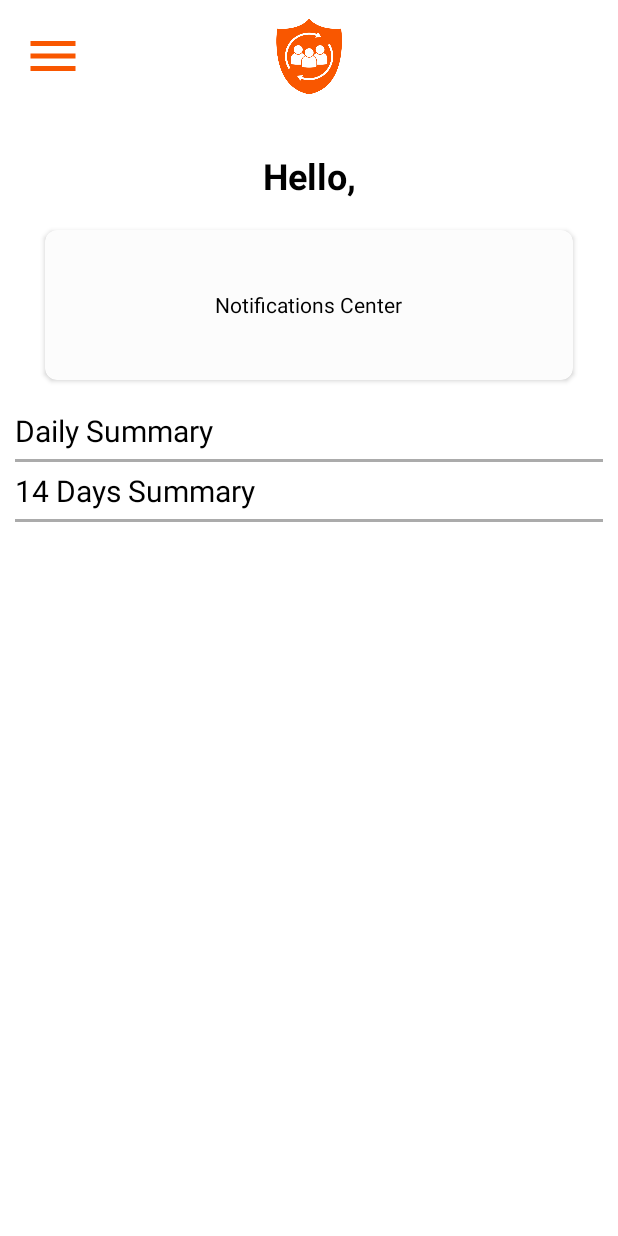
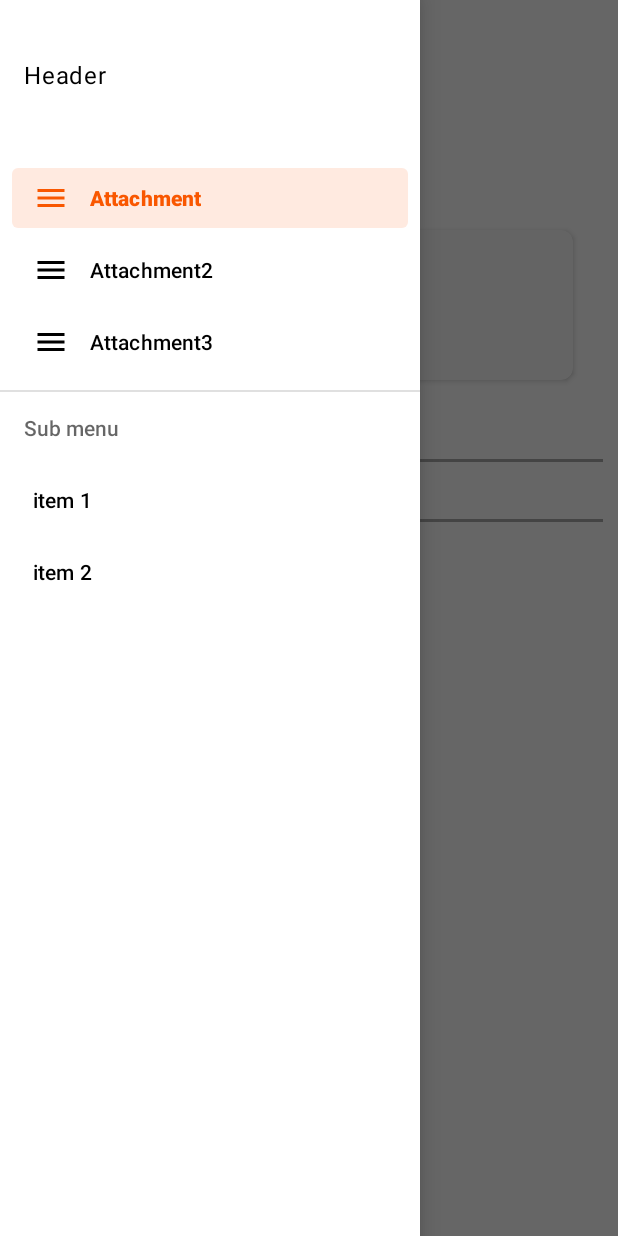
Before and after one commit to MishelK/wherewasi, an Android app: the fragment MainFragment placed in its activity, in the side drawer, after a tap on "Attachment2", on a phone screen of 412 x 824 dp. Run offline under Robolectric (Android 15) with nearby library versions, the light colour scheme and no system bars; libraries missing offline, so code that uses them is left out: br.com.simplepass; 3 statements that could not run were skipped.

Commit message:
move drawer to main activity

```diff
--- a/app/src/main/java/com/kdkvit/wherewasi/MainActivity.java
+++ b/app/src/main/java/com/kdkvit/wherewasi/MainActivity.java
@@ -1,9 +1,17 @@
 package com.kdkvit.wherewasi;
 
+import androidx.annotation.NonNull;
 import androidx.appcompat.app.AppCompatActivity;
+import androidx.core.view.GravityCompat;
+import androidx.drawerlayout.widget.DrawerLayout;
 
 import android.os.Bundle;
+import android.view.MenuItem;
+import android.view.View;
+import android.widget.ImageButton;
+import android.widget.Toast;
 
+import com.google.android.material.navigation.NavigationView;
 import com.kdkvit.wherewasi.fragments.MainFragment;
 import com.kdkvit.wherewasi.fragments.WelcomeFragment;
 import com.kdkvit.wherewasi.utils.SharedPreferencesUtils;
@@ -17,27 +25,70 @@ import static actions.actions.sendUserToBe;
 public class MainActivity extends AppCompatActivity {
 
     public static User user;
+    DrawerLayout drawerLayout;
+    NavigationView navigationView;
+    MainFragment mainFragment;
 
     @Override
     protected void onCreate(Bundle savedInstanceState) {
         super.onCreate(savedInstanceState);
         setContentView(R.layout.activity_main);
+
+
+        drawerLayout = (DrawerLayout) findViewById(R.id.drawer_layout);
+        navigationView = findViewById(R.id.navigation_view);
+
+
         //Init user from local storage
         user = SharedPreferencesUtils.getUser(this);
         if(user==null){ //User not exists -> welcome page
             WelcomeFragment welcomeFragment = new WelcomeFragment(name -> {
                 user = new User(name, UUID.randomUUID().toString());
                 sendUserToBe(MainActivity.this,user);
-                MainFragment mainFragment = new MainFragment();
-                getSupportFragmentManager().beginTransaction().replace(R.id.main_fragment_container, mainFragment).commit();
+                initLoggedInUser();
             });
             getSupportFragmentManager().beginTransaction().replace(R.id.main_fragment_container, welcomeFragment).commit();
+            drawerLayout.setEnabled(false);
+            navigationView.setEnabled(false);
+            navigationView.setVisibility(View.GONE);
+            drawerLayout.setDrawerLockMode(DrawerLayout.LOCK_MODE_LOCKED_CLOSED);
+
         }else{ //User exists -> Main Page
             if(user.getId() == 0) { //User want not created in DB
                 sendUserToBe(this, user);
             }
-            MainFragment mainFragment = new MainFragment();
-            getSupportFragmentManager().beginTransaction().replace(R.id.main_fragment_container, mainFragment).commit();
+            initLoggedInUser();
         }
+
+    }
+
+    private void initLoggedInUser() {
+
+        MainFragment mainFragment = new MainFragment();
+        getSupportFragmentManager().beginTransaction().replace(R.id.main_fragment_container, mainFragment).commit();
+
+        drawerLayout.setEnabled(true);
+        navigationView.setEnabled(true);
+        navigationView.setVisibility(View.VISIBLE);
+        drawerLayout.setDrawerLockMode(DrawerLayout.LOCK_MODE_UNLOCKED);
+
+//        ImageButton menuBtn = findViewById(R.id.menu_btn);
+//        menuBtn.setOnClickListener(new View.OnClickListener() {
+//            @Override
+//            public void onClick(View view) {
+//                drawerLayout.openDrawer(GravityCompat.START);
+//
+//            }
+//        });
+
+        navigationView.setNavigationItemSelectedListener(new NavigationView.OnNavigationItemSelectedListener() {
+            @Override
+            public boolean onNavigationItemSelected(@NonNull MenuItem item) {
+                item.setChecked(true);
+                drawerLayout.closeDrawer(GravityCompat.START);
+                Toast.makeText(MainActivity.this, "" + item.getTitle(), Toast.LENGTH_SHORT).show();
+                return true;
+            }
+        });
     }
 }
--- a/app/src/main/java/com/kdkvit/wherewasi/fragments/MainFragment.java
+++ b/app/src/main/java/com/kdkvit/wherewasi/fragments/MainFragment.java
@@ -23,9 +23,6 @@ import static com.kdkvit.wherewasi.MainActivity.user;
 
 public class MainFragment extends Fragment {
 
-    DrawerLayout drawerLayout;
-    NavigationView navigationView;
-
     private View rootView;
 
     public MainFragment() {
@@ -45,27 +42,6 @@ public class MainFragment extends Fragment {
         rootView = inflater.inflate(R.layout.fragment_main, container, false);
         TextView nameTV = rootView.findViewById(R.id.name_tv);
         nameTV.setText(getResources().getString(R.string.hello_name)+user.getName());
-        drawerLayout = (DrawerLayout) rootView.findViewById(R.id.drawer_layout);
-        navigationView = rootView.findViewById(R.id.navigation_view);
-
-        ImageButton menuBtn = rootView.findViewById(R.id.menu_btn);
-        menuBtn.setOnClickListener(new View.OnClickListener() {
-            @Override
-            public void onClick(View view) {
-                drawerLayout.openDrawer(GravityCompat.START);
-
-            }
-        });
-
-        navigationView.setNavigationItemSelectedListener(new NavigationView.OnNavigationItemSelectedListener() {
-            @Override
-            public boolean onNavigationItemSelected(@NonNull MenuItem item) {
-                item.setChecked(true);
-                drawerLayout.closeDrawer(GravityCompat.START);
-                Toast.makeText(getContext(), ""+item.getTitle(), Toast.LENGTH_SHORT).show();
-                return true;
-            }
-        });
 
         return rootView;
     }
--- a/app/src/main/res/layout/activity_main.xml
+++ b/app/src/main/res/layout/activity_main.xml
@@ -1,7 +1,12 @@
 <?xml version="1.0" encoding="utf-8"?>
-<LinearLayout xmlns:android="http://schemas.android.com/apk/res/android"
-    android:orientation="vertical" android:layout_width="match_parent"
-    android:layout_height="match_parent">
+<androidx.drawerlayout.widget.DrawerLayout xmlns:tools="http://schemas.android.com/tools"
+    xmlns:app="http://schemas.android.com/apk/res-auto"
+    xmlns:android="http://schemas.android.com/apk/res/android"
+    android:layout_height="match_parent"
+    android:layout_width="match_parent"
+    android:id="@+id/drawer_layout"
+    >
+
 
     <FrameLayout
         android:layout_width="match_parent"
@@ -10,5 +15,16 @@
         />
 
 
+    <com.google.android.material.navigation.NavigationView
+        android:layout_width="wrap_content"
+        android:layout_height="match_parent"
+        android:layout_gravity="start"
+        android:id="@+id/navigation_view"
+        app:headerLayout="@layout/drawer_header_layout"
+        app:menu="@menu/drawer_menu"
+        >
 
-</LinearLayout>
+    </com.google.android.material.navigation.NavigationView>
+
+
+</androidx.drawerlayout.widget.DrawerLayout>
--- a/app/src/main/res/layout/fragment_main.xml
+++ b/app/src/main/res/layout/fragment_main.xml
@@ -1,16 +1,11 @@
 <?xml version="1.0" encoding="utf-8"?>
-<androidx.drawerlayout.widget.DrawerLayout xmlns:tools="http://schemas.android.com/tools"
-    xmlns:app="http://schemas.android.com/apk/res-auto"
-    xmlns:android="http://schemas.android.com/apk/res/android"
-    android:layout_height="match_parent"
-    android:layout_width="match_parent"
-    android:id="@+id/drawer_layout"
-    >
 
 <LinearLayout
     android:layout_width="match_parent"
     android:layout_height="match_parent"
     xmlns:app="http://schemas.android.com/apk/res-auto"
+    xmlns:tools="http://schemas.android.com/tools"
+    xmlns:android="http://schemas.android.com/apk/res/android"
     tools:context=".fragments.MainFragment"
     android:orientation="vertical">
 
@@ -99,16 +94,3 @@
     </ScrollView>
 
 </LinearLayout>
-
-    <com.google.android.material.navigation.NavigationView
-        android:layout_width="wrap_content"
-        android:layout_height="match_parent"
-        android:layout_gravity="start"
-        android:id="@+id/navigation_view"
-        app:headerLayout="@layout/drawer_header_layout"
-        app:menu="@menu/drawer_menu"
-        >
-
-    </com.google.android.material.navigation.NavigationView>
-
-</androidx.drawerlayout.widget.DrawerLayout>
```
Lines whose indentation alone changed are shown as unchanged.
